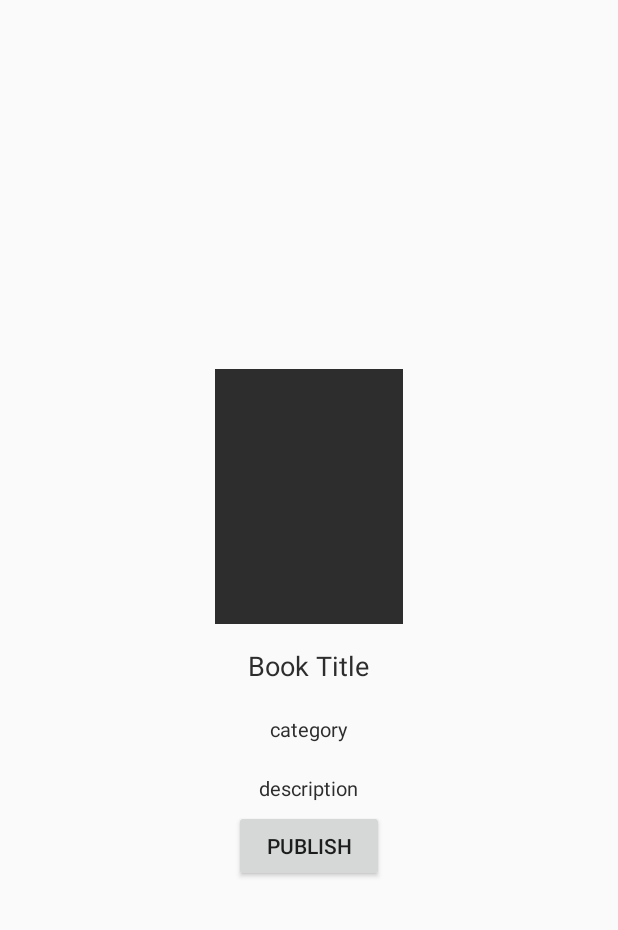
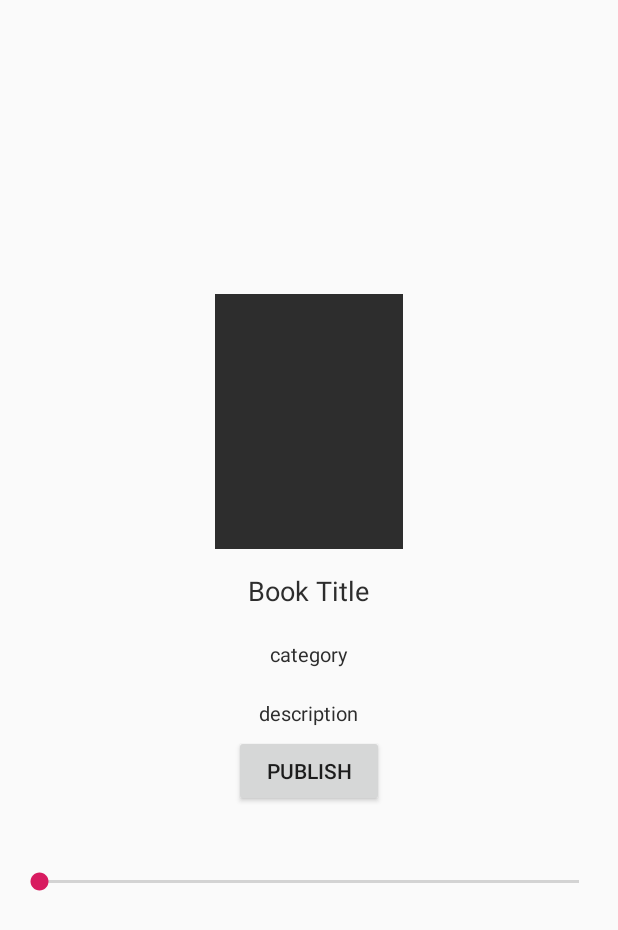
Before and after one commit to VaibhavAtara/Dynamic_tabs, an Android app: the layout activity_book_act.xml on its own in the app's theme, with its tools: preview values and no code run, on a phone screen of 412 x 824 dp. Shown: the top 930 px of the screen. Run offline under Robolectric (Android 15) with nearby library versions, the phone set to English and light mode, and no system bars.

Commit message:
added a seekbar. Different limits have been set for fan and led

```diff
--- a/app/src/main/java/com/example/dynamic_tabs/Database_test.java
+++ b/app/src/main/java/com/example/dynamic_tabs/Database_test.java
@@ -138,7 +138,7 @@ public class Database_test extends SQLiteOpenHelper {
         ContentValues contentValues=new ContentValues();
         contentValues.put("id",deviceObject.getId());
 
-        contentValues.put("type",deviceObject.getTopic());
+        contentValues.put("type",deviceObject.getType());
 
         contentValues.put("time",deviceObject.getTime());
 
--- a/app/src/main/res/layout/activity_book_act.xml
+++ b/app/src/main/res/layout/activity_book_act.xml
@@ -64,6 +64,15 @@
                 android:text="Publish"/>
 
 
+            <SeekBar
+                android:id="@+id/SeekBar"
+                android:layout_width="match_parent"
+                android:layout_height="100dp"
+                android:layout_above="@id/publish"
+                android:min="0"
+                android:max="1023"/>
+
+
         </LinearLayout>
     </androidx.core.widget.NestedScrollView>
 
--- a/app/src/main/res/layout/activity_survelliance.xml
+++ b/app/src/main/res/layout/activity_survelliance.xml
@@ -7,7 +7,7 @@
     tools:context=".Survelliance">
 
 
-    <VideoView
+    <WebView
         android:id="@+id/videoStream"
         android:layout_width="match_parent"
         android:layout_height="match_parent"
```
Also changed, not shown: app/src/main/java/com/example/dynamic_tabs/Survelliance.java (+9 -5 lines), app/src/main/java/com/example/dynamic_tabs/book_act.java (+35 -2 lines), app/src/main/java/com/example/dynamic_tabs/ui/notifications/NotificationsFragment.java (deleted, +0 -35 lines), app/src/main/java/com/example/dynamic_tabs/ui/notifications/NotificationsViewModel.java (deleted, +0 -19 lines).
